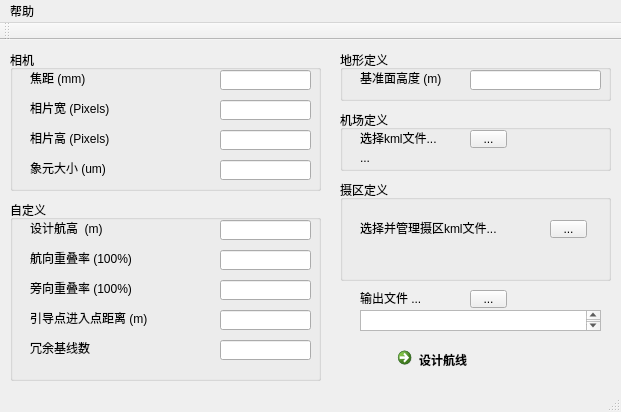
This is UAVRouter/mainwindow.ui in guangmushikong/UAVRouter as Qt 5 draws it before an edit. The edited form follows.
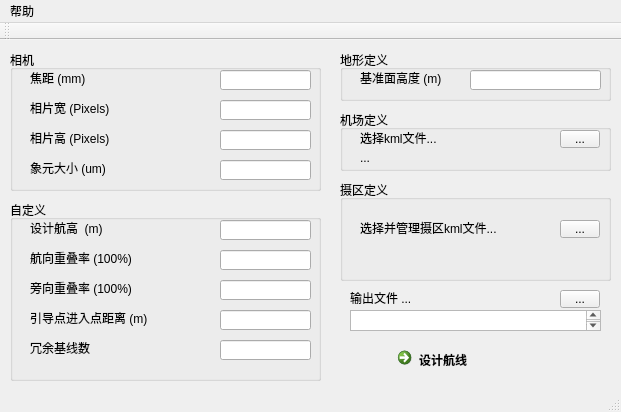
This is the edited form.

```diff
--- a/UAVRouter/mainwindow.ui
+++ b/UAVRouter/mainwindow.ui
@@ -320,9 +320,9 @@
    <widget class="QTextEdit" name="textOutputFile">
     <property name="geometry">
      <rect>
-      <x>360</x>
+      <x>350</x>
       <y>270</y>
-      <width>241</width>
+      <width>251</width>
       <height>21</height>
      </rect>
     </property>
@@ -333,7 +333,7 @@
    <widget class="QLabel" name="label_10">
     <property name="geometry">
      <rect>
-      <x>360</x>
+      <x>350</x>
       <y>250</y>
       <width>171</width>
       <height>16</height>
@@ -346,9 +346,9 @@
    <widget class="QToolButton" name="toolButtonOutputSelect">
     <property name="geometry">
      <rect>
-      <x>470</x>
+      <x>560</x>
       <y>250</y>
-      <width>37</width>
+      <width>40</width>
       <height>18</height>
      </rect>
     </property>
@@ -371,9 +371,9 @@
     <widget class="QToolButton" name="toolButton_Region">
      <property name="geometry">
       <rect>
-       <x>210</x>
+       <x>220</x>
        <y>40</y>
-       <width>37</width>
+       <width>40</width>
        <height>18</height>
       </rect>
      </property>
@@ -436,9 +436,9 @@
     <widget class="QToolButton" name="toolButtonAirport">
      <property name="geometry">
       <rect>
-       <x>130</x>
+       <x>220</x>
        <y>20</y>
-       <width>37</width>
+       <width>40</width>
        <height>18</height>
       </rect>
      </property>
```
